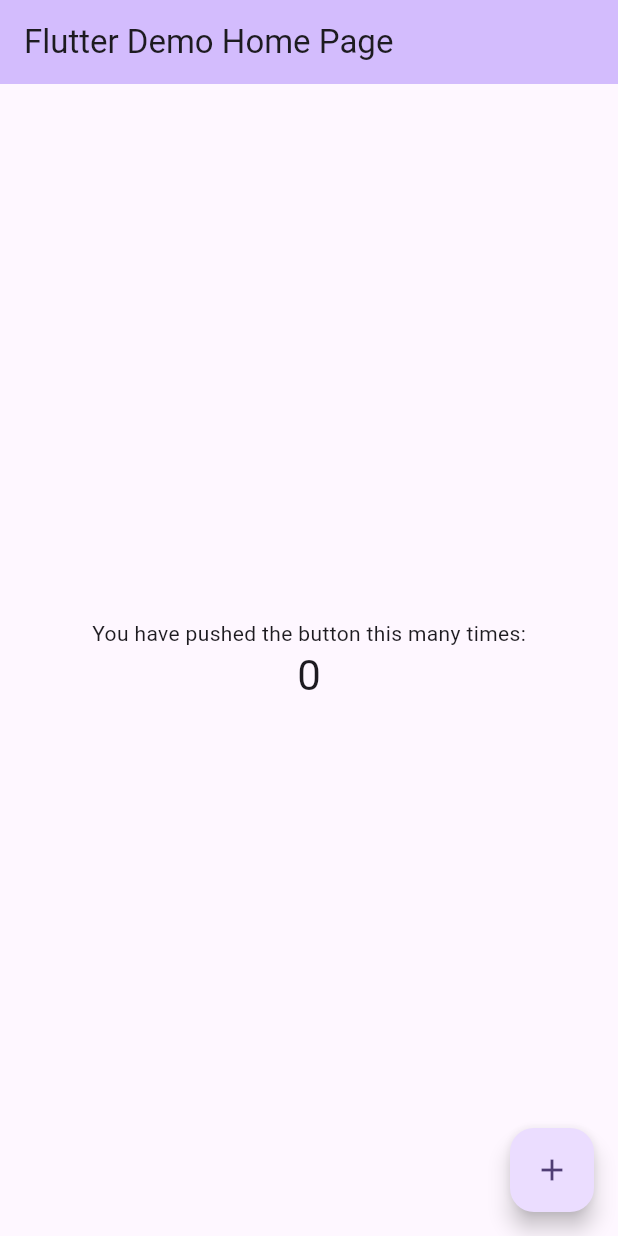
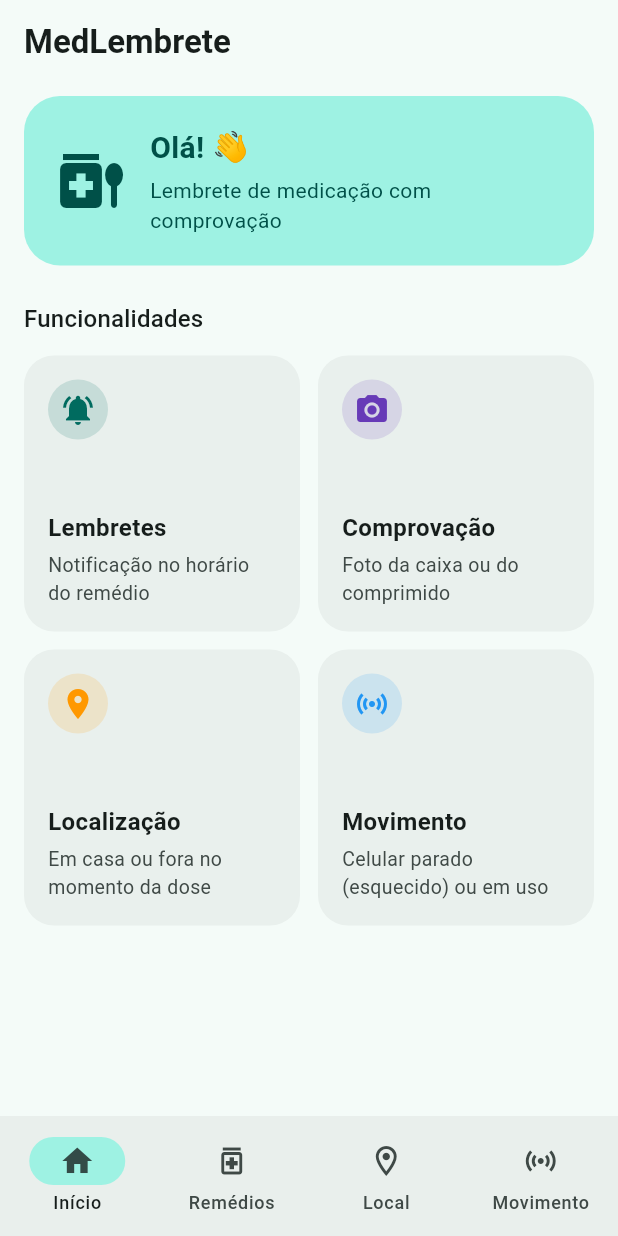
Before and after one commit to LeilanePortes/medlembrete, a Flutter app: the screen it shows after launch, on a phone screen of 412 x 824 dp. Run offline on Flutter 3.47's test engine with Material 3 defaults, Android fonts, the phone set to English and light mode, and no system bars.

Commit message:
feat(sprint-0): estrutura de pastas, tema visual e navegacao
- Tema Material 3 com cores de saude (teal) em modo claro/escuro
- MainShell com NavigationBar (Inicio, Remedios, Local, Movimento)
- Tela inicial com cartoes de atalho para as 4 funcionalidades
- Telas provisorias para as proximas sprints
- Nome do app 'MedLembrete' no Android e iOS

```diff
--- /dev/null
+++ b/lib/app.dart
@@ -0,0 +1,25 @@
+import 'package:flutter/material.dart';
+
+import 'core/app_constants.dart';
+import 'core/theme/app_theme.dart';
+import 'screens/shell/main_shell.dart';
+
+/// Chave global do Navigator: permite navegar a partir de serviços
+/// (ex.: quando o usuário toca em uma notificação).
+final GlobalKey<NavigatorState> navigatorKey = GlobalKey<NavigatorState>();
+
+class MedLembreteApp extends StatelessWidget {
+  const MedLembreteApp({super.key});
+
+  @override
+  Widget build(BuildContext context) {
+    return MaterialApp(
+      title: AppConstants.appName,
+      debugShowCheckedModeBanner: false,
+      navigatorKey: navigatorKey,
+      theme: AppTheme.light,
+      darkTheme: AppTheme.dark,
+      home: const MainShell(),
+    );
+  }
+}
--- /dev/null
+++ b/lib/core/app_constants.dart
@@ -0,0 +1,7 @@
+/// Constantes globais do aplicativo.
+class AppConstants {
+  AppConstants._();
+
+  static const String appName = 'MedLembrete';
+  static const String slogan = 'Lembrete de medicação com comprovação';
+}
--- /dev/null
+++ b/lib/core/theme/app_theme.dart
@@ -0,0 +1,73 @@
+import 'package:flutter/material.dart';
+
+/// Identidade visual do MedLembrete.
+///
+/// Tons de verde-azulado (teal) remetem a saúde e cuidado.
+class AppTheme {
+  AppTheme._();
+
+  static const Color seed = Color(0xFF00897B);
+
+  /// Cores de status usadas em todo o app.
+  static const Color sucesso = Color(0xFF2E7D32);
+  static const Color alerta = Color(0xFFF9A825);
+  static const Color perigo = Color(0xFFC62828);
+
+  static ThemeData get light => _build(Brightness.light);
+  static ThemeData get dark => _build(Brightness.dark);
+
+  static ThemeData _build(Brightness brightness) {
+    final scheme = ColorScheme.fromSeed(
+      seedColor: seed,
+      brightness: brightness,
+    );
+
+    return ThemeData(
+      useMaterial3: true,
+      colorScheme: scheme,
+      scaffoldBackgroundColor: scheme.surface,
+      appBarTheme: AppBarTheme(
+        centerTitle: false,
+        backgroundColor: scheme.surface,
+        foregroundColor: scheme.onSurface,
+        elevation: 0,
+        titleTextStyle: TextStyle(
+          fontSize: 22,
+          fontWeight: FontWeight.w700,
+          color: scheme.onSurface,
+        ),
+      ),
+      cardTheme: CardThemeData(
+        elevation: 0,
+        color: scheme.surfaceContainerHighest.withValues(alpha: 0.5),
+        shape: RoundedRectangleBorder(borderRadius: BorderRadius.circular(20)),
+        margin: EdgeInsets.zero,
+      ),
+      filledButtonTheme: FilledButtonThemeData(
+        style: FilledButton.styleFrom(
+          minimumSize: const Size.fromHeight(52),
+          shape: RoundedRectangleBorder(
+            borderRadius: BorderRadius.circular(16),
+          ),
+          textStyle: const TextStyle(fontSize: 16, fontWeight: FontWeight.w600),
+        ),
+      ),
+      outlinedButtonTheme: OutlinedButtonThemeData(
+        style: OutlinedButton.styleFrom(
+          minimumSize: const Size.fromHeight(52),
+          shape: RoundedRectangleBorder(
+            borderRadius: BorderRadius.circular(16),
+          ),
+        ),
+      ),
+      inputDecorationTheme: InputDecorationTheme(
+        filled: true,
+        border: OutlineInputBorder(borderRadius: BorderRadius.circular(16)),
+      ),
+      navigationBarTheme: NavigationBarThemeData(
+        indicatorColor: scheme.primaryContainer,
+        labelBehavior: NavigationDestinationLabelBehavior.alwaysShow,
+      ),
+    );
+  }
+}
--- a/lib/main.dart
+++ b/lib/main.dart
@@ -1,122 +1,8 @@
 import 'package:flutter/material.dart';
 
-void main() {
-  runApp(const MyApp());
+import 'app.dart';
+
+Future<void> main() async {
+  WidgetsFlutterBinding.ensureInitialized();
+  runApp(const MedLembreteApp());
 }
-
-class MyApp extends StatelessWidget {
-  const MyApp({super.key});
-
-  // This widget is the root of your application.
-  @override
-  Widget build(BuildContext context) {
-    return MaterialApp(
-      title: 'Flutter Demo',
-      theme: ThemeData(
-        // This is the theme of your application.
-        //
-        // TRY THIS: Try running your application with "flutter run". You'll see
-        // the application has a purple toolbar. Then, without quitting the app,
-        // try changing the seedColor in the colorScheme below to Colors.green
-        // and then invoke "hot reload" (save your changes or press the "hot
-        // reload" button in a Flutter-supported IDE, or press "r" if you used
-        // the command line to start the app).
-        //
-        // Notice that the counter didn't reset back to zero; the application
-        // state is not lost during the reload. To reset the state, use hot
-        // restart instead.
-        //
-        // This works for code too, not just values: Most code changes can be
-        // tested with just a hot reload.
-        colorScheme: .fromSeed(seedColor: Colors.deepPurple),
-      ),
-      home: const MyHomePage(title: 'Flutter Demo Home Page'),
-    );
-  }
-}
-
-class MyHomePage extends StatefulWidget {
-  const MyHomePage({super.key, required this.title});
-
-  // This widget is the home page of your application. It is stateful, meaning
-  // that it has a State object (defined below) that contains fields that affect
-  // how it looks.
-
-  // This class is the configuration for the state. It holds the values (in this
-  // case the title) provided by the parent (in this case the App widget) and
-  // used by the build method of the State. Fields in a Widget subclass are
-  // always marked "final".
-
-  final String title;
-
-  @override
-  State<MyHomePage> createState() => _MyHomePageState();
-}
-
-class _MyHomePageState extends State<MyHomePage> {
-  int _counter = 0;
-
-  void _incrementCounter() {
-    setState(() {
-      // This call to setState tells the Flutter framework that something has
-      // changed in this State, which causes it to rerun the build method below
-      // so that the display can reflect the updated values. If we changed
-      // _counter without calling setState(), then the build method would not be
-      // called again, and so nothing would appear to happen.
-      _counter++;
-    });
-  }
-
-  @override
-  Widget build(BuildContext context) {
-    // This method is rerun every time setState is called, for instance as done
-    // by the _incrementCounter method above.
-    //
-    // The Flutter framework has been optimized to make rerunning build methods
-    // fast, so that you can just rebuild anything that needs updating rather
-    // than having to individually change instances of widgets.
-    return Scaffold(
-      appBar: AppBar(
-        // TRY THIS: Try changing the color here to a specific color (to
-        // Colors.amber, perhaps?) and trigger a hot reload to see the AppBar
-        // change color while the other colors stay the same.
-        backgroundColor: Theme.of(context).colorScheme.inversePrimary,
-        // Here we take the value from the MyHomePage object that was created by
-        // the App.build method, and use it to set our appbar title.
-        title: Text(widget.title),
-      ),
-      body: Center(
-        // Center is a layout widget. It takes a single child and positions it
-        // in the middle of the parent.
-        child: Column(
-          // Column is also a layout widget. It takes a list of children and
-          // arranges them vertically. By default, it sizes itself to fit its
-          // children horizontally, and tries to be as tall as its parent.
-          //
-          // Column has various properties to control how it sizes itself and
-          // how it positions its children. Here we use mainAxisAlignment to
-          // center the children vertically; the main axis here is the vertical
-          // axis because Columns are vertical (the cross axis would be
-          // horizontal).
-          //
-          // TRY THIS: Invoke "debug painting" (choose the "Toggle Debug Paint"
-          // action in the IDE, or press "p" in the console), to see the
-          // wireframe for each widget.
-          mainAxisAlignment: .center,
-          children: [
-            const Text('You have pushed the button this many times:'),
-            Text(
-              '$_counter',
-              style: Theme.of(context).textTheme.headlineMedium,
-            ),
-          ],
-        ),
-      ),
-      floatingActionButton: FloatingActionButton(
-        onPressed: _incrementCounter,
-        tooltip: 'Increment',
-        child: const Icon(Icons.add),
-      ),
-    );
-  }
-}
--- /dev/null
+++ b/lib/screens/home/home_screen.dart
@@ -0,0 +1,103 @@
+import 'package:flutter/material.dart';
+
+import '../../core/app_constants.dart';
+import '../../widgets/feature_card.dart';
+
+/// Tela inicial: apresenta o app e dá atalhos para cada funcionalidade.
+class HomeScreen extends StatelessWidget {
+  const HomeScreen({super.key, required this.onNavegar});
+
+  /// Troca a aba da barra de navegação inferior.
+  final ValueChanged<int> onNavegar;
+
+  @override
+  Widget build(BuildContext context) {
+    final scheme = Theme.of(context).colorScheme;
+
+    return Scaffold(
+      appBar: AppBar(title: const Text(AppConstants.appName)),
+      body: ListView(
+        padding: const EdgeInsets.fromLTRB(16, 8, 16, 24),
+        children: [
+          Container(
+            padding: const EdgeInsets.all(20),
+            decoration: BoxDecoration(
+              color: scheme.primaryContainer,
+              borderRadius: BorderRadius.circular(24),
+            ),
+            child: Row(
+              children: [
+                Icon(Icons.medication_liquid,
+                    size: 48, color: scheme.onPrimaryContainer),
+                const SizedBox(width: 16),
+                Expanded(
+                  child: Column(
+                    crossAxisAlignment: CrossAxisAlignment.start,
+                    children: [
+                      Text(
+                        'Olá! 👋',
+                        style: TextStyle(
+                          fontSize: 20,
+                          fontWeight: FontWeight.w700,
+                          color: scheme.onPrimaryContainer,
+                        ),
+                      ),
+                      const SizedBox(height: 4),
+                      Text(
+                        AppConstants.slogan,
+                        style: TextStyle(color: scheme.onPrimaryContainer),
+                      ),
+                    ],
+                  ),
+                ),
+              ],
+            ),
+          ),
+          const SizedBox(height: 24),
+          Text('Funcionalidades',
+              style: Theme.of(context).textTheme.titleMedium),
+          const SizedBox(height: 12),
+          GridView.count(
+            crossAxisCount: 2,
+            shrinkWrap: true,
+            physics: const NeverScrollableScrollPhysics(),
+            mainAxisSpacing: 12,
+            crossAxisSpacing: 12,
+            childAspectRatio: 1,
+            children: [
+              FeatureCard(
+                icon: Icons.notifications_active,
+                titulo: 'Lembretes',
+                descricao: 'Notificação no horário do remédio',
+                onTap: () => onNavegar(1),
+              ),
+              FeatureCard(
+                icon: Icons.photo_camera,
+                titulo: 'Comprovação',
+                descricao: 'Foto da caixa ou do comprimido',
+                cor: Colors.deepPurple,
+                onTap: () => ScaffoldMessenger.of(context).showSnackBar(
+                  const SnackBar(content: Text('Disponível na Sprint 2')),
+                ),
+              ),
+              FeatureCard(
+                icon: Icons.location_on,
+                titulo: 'Localização',
+                descricao: 'Em casa ou fora no momento da dose',
+                cor: Colors.orange,
+                onTap: () => onNavegar(2),
+              ),
+              FeatureCard(
+                icon: Icons.sensors,
+                titulo: 'Movimento',
+                descricao: 'Celular parado (esquecido) ou em uso',
+                cor: Colors.blue,
+                onTap: () => onNavegar(3),
+              ),
+            ],
+          ),
+        ],
+      ),
+    );
+  }
+}
--- /dev/null
+++ b/lib/screens/localizacao/localizacao_screen.dart
@@ -0,0 +1,18 @@
+import 'package:flutter/material.dart';
+
+import '../../widgets/placeholder_view.dart';
+
+class LocalizacaoScreen extends StatelessWidget {
+  const LocalizacaoScreen({super.key});
+
+  @override
+  Widget build(BuildContext context) {
+    return Scaffold(
+      appBar: AppBar(title: const Text('Localização')),
+      body: const PlaceholderView(
+        icon: Icons.location_on,
+        mensagem: 'Latitude, longitude e "em casa ou fora" — Sprint 3',
+      ),
+    );
+  }
+}
--- /dev/null
+++ b/lib/screens/medicamentos/medicamentos_screen.dart
@@ -0,0 +1,18 @@
+import 'package:flutter/material.dart';
+
+import '../../widgets/placeholder_view.dart';
+
+class MedicamentosScreen extends StatelessWidget {
+  const MedicamentosScreen({super.key});
+
+  @override
+  Widget build(BuildContext context) {
+    return Scaffold(
+      appBar: AppBar(title: const Text('Meus remédios')),
+      body: const PlaceholderView(
+        icon: Icons.notifications_active,
+        mensagem: 'Cadastro de remédios e lembretes — Sprint 1',
+      ),
+    );
+  }
+}
--- /dev/null
+++ b/lib/screens/movimento/movimento_screen.dart
@@ -0,0 +1,18 @@
+import 'package:flutter/material.dart';
+
+import '../../widgets/placeholder_view.dart';
+
+class MovimentoScreen extends StatelessWidget {
+  const MovimentoScreen({super.key});
+
+  @override
+  Widget build(BuildContext context) {
+    return Scaffold(
+      appBar: AppBar(title: const Text('Movimento')),
+      body: const PlaceholderView(
+        icon: Icons.sensors,
+        mensagem: 'Acelerômetro X, Y e Z em tempo real — Sprint 4',
+      ),
+    );
+  }
+}
--- /dev/null
+++ b/lib/screens/shell/main_shell.dart
@@ -0,0 +1,60 @@
+import 'package:flutter/material.dart';
+
+import '../home/home_screen.dart';
+import '../localizacao/localizacao_screen.dart';
+import '../medicamentos/medicamentos_screen.dart';
+import '../movimento/movimento_screen.dart';
+
+/// Estrutura principal: barra de navegação inferior com as abas do app.
+class MainShell extends StatefulWidget {
+  const MainShell({super.key});
+
+  @override
+  State<MainShell> createState() => _MainShellState();
+}
+
+class _MainShellState extends State<MainShell> {
+  int _indice = 0;
+
+  void _irPara(int indice) => setState(() => _indice = indice);
+
+  @override
+  Widget build(BuildContext context) {
+    final telas = <Widget>[
+      HomeScreen(onNavegar: _irPara),
+      const MedicamentosScreen(),
+      const LocalizacaoScreen(),
+      const MovimentoScreen(),
+    ];
+
+    return Scaffold(
+      body: IndexedStack(index: _indice, children: telas),
+      bottomNavigationBar: NavigationBar(
+        selectedIndex: _indice,
+        onDestinationSelected: _irPara,
+        destinations: const [
+          NavigationDestination(
+            icon: Icon(Icons.home_outlined),
+            selectedIcon: Icon(Icons.home),
+            label: 'Início',
+          ),
+          NavigationDestination(
+            icon: Icon(Icons.medication_outlined),
+            selectedIcon: Icon(Icons.medication),
+            label: 'Remédios',
+          ),
+          NavigationDestination(
+            icon: Icon(Icons.location_on_outlined),
+            selectedIcon: Icon(Icons.location_on),
+            label: 'Local',
+          ),
+          NavigationDestination(
+            icon: Icon(Icons.sensors_outlined),
+            selectedIcon: Icon(Icons.sensors),
+            label: 'Movimento',
+          ),
+        ],
+      ),
+    );
+  }
+}
--- /dev/null
+++ b/lib/widgets/feature_card.dart
@@ -0,0 +1,60 @@
+import 'package:flutter/material.dart';
+
+/// Cartão de atalho usado na tela inicial para cada funcionalidade.
+class FeatureCard extends StatelessWidget {
+  const FeatureCard({
+    super.key,
+    required this.icon,
+    required this.titulo,
+    required this.descricao,
+    required this.onTap,
+    this.cor,
+  });
+
+  final IconData icon;
+  final String titulo;
+  final String descricao;
+  final VoidCallback onTap;
+  final Color? cor;
+
+  @override
+  Widget build(BuildContext context) {
+    final scheme = Theme.of(context).colorScheme;
+    final corIcone = cor ?? scheme.primary;
+
+    return Card(
+      clipBehavior: Clip.antiAlias,
+      child: InkWell(
+        onTap: onTap,
+        child: Padding(
+          padding: const EdgeInsets.all(16),
+          child: Column(
+            crossAxisAlignment: CrossAxisAlignment.start,
+            children: [
+              CircleAvatar(
+                backgroundColor: corIcone.withValues(alpha: 0.15),
+                foregroundColor: corIcone,
+                child: Icon(icon),
+              ),
+              const Spacer(),
+              Text(
+                titulo,
+                style: const TextStyle(
+                  fontWeight: FontWeight.w700,
+                  fontSize: 16,
+                ),
+              ),
+              const SizedBox(height: 4),
+              Text(
+                descricao,
+                maxLines: 2,
+                overflow: TextOverflow.ellipsis,
+                style: TextStyle(color: scheme.onSurfaceVariant, fontSize: 13),
+              ),
+            ],
+          ),
+        ),
+      ),
+    );
+  }
+}
--- /dev/null
+++ b/lib/widgets/placeholder_view.dart
@@ -0,0 +1,35 @@
+import 'package:flutter/material.dart';
+
+/// Tela provisória para funcionalidades ainda não implementadas.
+class PlaceholderView extends StatelessWidget {
+  const PlaceholderView({
+    super.key,
+    required this.icon,
+    required this.mensagem,
+  });
+
+  final IconData icon;
+  final String mensagem;
+
+  @override
+  Widget build(BuildContext context) {
+    final scheme = Theme.of(context).colorScheme;
+    return Center(
+      child: Padding(
+        padding: const EdgeInsets.all(32),
+        child: Column(
+          mainAxisSize: MainAxisSize.min,
+          children: [
+            Icon(icon, size: 72, color: scheme.primary),
+            const SizedBox(height: 16),
+            Text(
+              mensagem,
+              textAlign: TextAlign.center,
+              style: TextStyle(color: scheme.onSurfaceVariant, fontSize: 16),
+            ),
+          ],
+        ),
+      ),
+    );
+  }
+}
```
Also changed, not shown: 4 other files.
